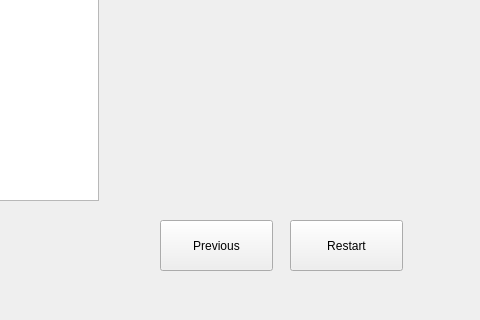
kevinrmedina/StegoCapstone, file Release/Official/UIFiles/EncodeText.ui: the form before one commit; both pictures show x 270 to 750 and y 230 to 550 of the 750 by 550 pixel window.
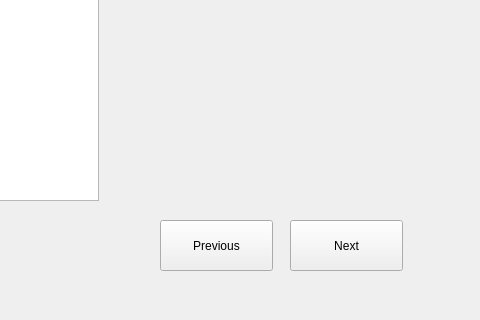
The form after the commit.

What changed in the file:
```diff
--- a/Release/Official/UIFiles/EncodeText.ui
+++ b/Release/Official/UIFiles/EncodeText.ui
@@ -65,7 +65,7 @@
     </rect>
    </property>
    <property name="text">
-    <string>Restart</string>
+    <string>Next</string>
    </property>
   </widget>
  </widget>
```
Left out of the diff: 4 changed lines with no effect on the pictures.
